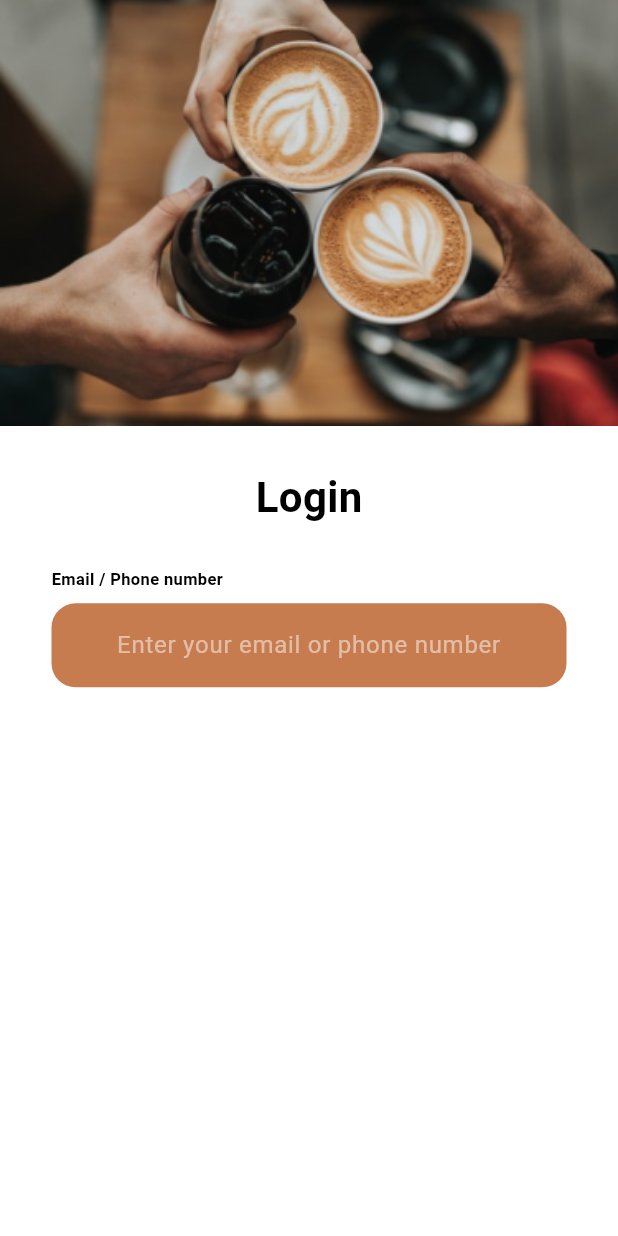
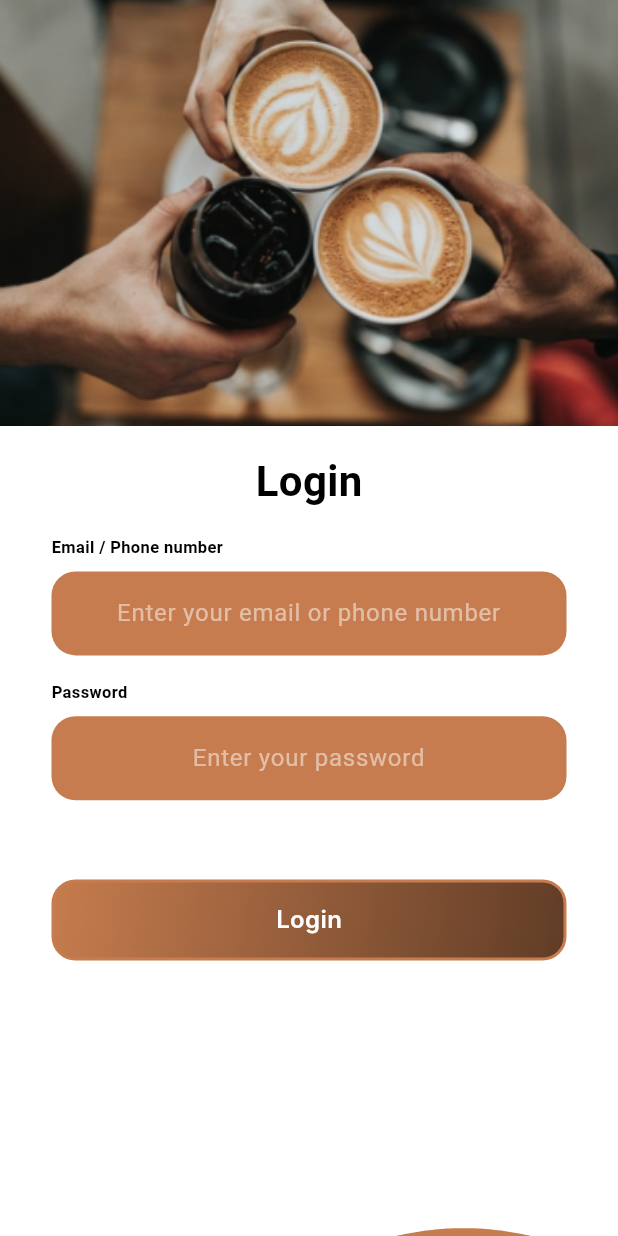
Before and after one commit to MisTraleuh/Simple-Coffee, a Flutter app: the LoginPage screen opened by its route, on a phone screen of 412 x 824 dp. Run offline on Flutter 3.47's test engine with Material 3 defaults, Android fonts, the phone set to English and light mode, and no system bars; drawn by our look-alikes of wave; Roboto replaces fonts that are missing (Inter).

Commit message:
[ADD] Finish LoginPage

```diff
--- a/lib/commons/SimpleButton.dart
+++ b/lib/commons/SimpleButton.dart
@@ -8,6 +8,7 @@ class SimpleCard extends StatelessWidget {
   final Color color;
   final Color? startColor;
   final Color? endColor;
+  final double? borderRadius;
 
   const SimpleCard({
     Key? key,
@@ -15,6 +16,7 @@ class SimpleCard extends StatelessWidget {
     required this.color,
     this.startColor,
     this.endColor,
+    this.borderRadius,
   }) : super(key: key);
 
   @override
@@ -23,10 +25,15 @@ class SimpleCard extends StatelessWidget {
       padding: const EdgeInsets.all(5),
       decoration: BoxDecoration(
         color: color,
-        borderRadius: BorderRadius.circular(10),
+        borderRadius: BorderRadius.circular(borderRadius ?? 10),
         border: Border.all(
           width: 2,
           color: color,
+        ),
+        gradient: LinearGradient(
+          colors: [startColor ?? color, endColor ?? color],
+          begin: Alignment.topLeft,
+          end: Alignment.bottomRight,
         ),
       ),
       child: Row(
--- a/lib/commons/SimpleTextButton.dart
+++ b/lib/commons/SimpleTextButton.dart
@@ -7,12 +7,14 @@ class SimpleTextButton extends StatefulWidget {
   final String labelText;
   final String hintText;
   final Color color;
+  final void Function(String)? onChanged;
 
   const SimpleTextButton({
     Key? key,
     required this.labelText,
     required this.hintText,
     required this.color,
+    required this.onChanged,
   }) : super(key: key);
 
   @override
@@ -20,11 +22,32 @@ class SimpleTextButton extends StatefulWidget {
 }
 
 class _SimpleTextButtonState extends State<SimpleTextButton> {
+  late FocusNode _focusNode;
+  bool _isFocused = false;
+  double height = 0;
 
+  @override
+  void initState() {
+    super.initState();
+    _focusNode = FocusNode();
+    _focusNode.addListener(_handleFocusChange);
+  }
+
+  void _handleFocusChange() {
+    setState(() {
+      _isFocused = _focusNode.hasFocus;
+    });
+  }
+
+  @override
+  void dispose() {
+    _focusNode.dispose();
+    super.dispose();
+  }
 
   @override
   Widget build(BuildContext context) {
-    double heigth = MediaQuery.of(context).size.height;
+    height = MediaQuery.of(context).size.height;
 
     return Column(
       crossAxisAlignment: CrossAxisAlignment.start,
@@ -37,19 +60,15 @@ class _SimpleTextButtonState extends State<SimpleTextButton> {
             fontWeight: FontWeight.bold,
           ),
         ),
-        SizedBox( height: heigth / 100 ),
+        SizedBox( height: height / 100 ),
         TextField(
+          focusNode: _focusNode,
           style: const TextStyle(
             color: Colors.white,
           ),
           textAlign: TextAlign.center,
+          textAlignVertical: TextAlignVertical.center,
           decoration: InputDecoration(
-            errorBorder: OutlineInputBorder(
-              borderRadius: BorderRadius.circular(16),
-              borderSide: const BorderSide(
-                color: Colors.red,
-              ),
-            ),
             enabledBorder: OutlineInputBorder(
               borderRadius: BorderRadius.circular(16),
               borderSide: BorderSide.none,
@@ -67,15 +86,13 @@ class _SimpleTextButtonState extends State<SimpleTextButton> {
             filled: true,
             fillColor: widget.color,
             border: const OutlineInputBorder(),
-            hintText: widget.hintText,
+            hintText: _isFocused ? null : widget.hintText,
             hintStyle: TextStyle(
               color: Colors.white.withOpacity(0.5),
             ),
           ),
           cursorColor: Colors.white,
-          onChanged: (value) {
-            print(value);
-          },
+          onChanged: widget.onChanged,
         ),
       ],
     );
--- a/lib/main.dart
+++ b/lib/main.dart
@@ -3,13 +3,19 @@
 **************************/
 import 'package:flutter/material.dart';
 import 'package:flutter/services.dart';
+import 'package:provider/provider.dart';
 
 /**************************
 *      PAGES IMPORTS      *
 **************************/
 import 'package:simple_coffee/pages/OnBoardingPage.dart';
 import 'package:simple_coffee/pages/Register.dart';
-import 'package:simple_coffee/pages/LoginInPage.dart';
+import 'package:simple_coffee/pages/LoginPage.dart';
+
+/**************************
+*    PROVIDERS IMPORTS    *
+**************************/
+import 'package:simple_coffee/providers/ProfileInformations.dart';
 
 /**************************
 *     FLUTTER IMPORTS     *
@@ -20,7 +26,12 @@ const Color secondaryColor = Color.fromARGB(255, 96, 60, 38);
 
 void main() {
   runApp(
-    const MyApp(),
+    MultiProvider(
+      providers: [
+        ChangeNotifierProvider(create: (context) => ProfileInformations()),
+      ],
+      child: const MyApp(),
+    ),
   );
 }
 
--- a/lib/pages/LoginInPage.dart
+++ /dev/null
@@ -1,62 +0,0 @@
-/**************************
-*     FLUTTER IMPORTS     *
-**************************/
-import 'package:flutter/material.dart';
-import 'package:flutter/widgets.dart';
-import 'package:simple_coffee/commons/SimpleButton.dart';
-import 'package:simple_coffee/commons/CommonTopImage.dart';
-import 'package:simple_coffee/commons/SimpleTextButton.dart';
-
-class LoginPage extends StatefulWidget {
-  const LoginPage({
-    Key? key
-  }) : super(key: key);
-
-  @override
-  State<LoginPage> createState() => _LoginPageState();
-}
-
-class _LoginPageState extends State<LoginPage> {
-
- @override
-  Widget build(BuildContext context) {
-    double height = MediaQuery.of(context).size.height;
-    double width = MediaQuery.of(context).size.width;
-
-    return Scaffold(
-      backgroundColor: Colors.white,
-      body: Column(
-        children: <Widget>[
-          SizedBox(
-            height: height / 2.9,
-            width: width,
-            child: const CommonTopImage(
-              imagePath: "assets/app/LoginPage.png",
-            ),
-          ),
-          SizedBox( height: height / 30.6 ),
-          const Center(
-            child: Text(
-              "Login",
-              style: TextStyle(
-                color: Colors.black,
-                fontSize: 28,
-                fontWeight: FontWeight.bold,
-              ),
-            ),
-          ),
-          SizedBox( height: height / 30.6 ),
-          Padding(
-            padding: EdgeInsets.only(left: width / 12, right: width / 12),
-            child: SimpleTextButton(
-              labelText: "Email / Phone number",
-              hintText: "Enter your email or phone number",
-              color: Theme.of(context).colorScheme.primary,
-            ),
-          ),
-        ],
-      ),
-    );
-  }
-
-}
--- /dev/null
+++ b/lib/pages/LoginPage.dart
@@ -0,0 +1,133 @@
+/**************************
+*     FLUTTER IMPORTS     *
+**************************/
+import 'package:flutter/material.dart';
+import 'package:wave/wave.dart';
+import 'package:wave/config.dart';
+import 'dart:math';
+import 'package:provider/provider.dart';
+import 'package:simple_coffee/commons/SimpleButton.dart';
+import 'package:simple_coffee/commons/CommonTopImage.dart';
+import 'package:simple_coffee/commons/SimpleTextButton.dart';
+
+/**************************
+*    PROVIDERS IMPORTS    *
+**************************/
+import 'package:simple_coffee/providers/ProfileInformations.dart';
+
+class LoginPage extends StatefulWidget {
+
+  const LoginPage({
+    Key? key
+  }) : super(key: key);
+
+  @override
+  State<LoginPage> createState() => _LoginPageState();
+}
+
+class _LoginPageState extends State<LoginPage> {
+
+  late ProfileInformations profileInformations;
+
+  static const int minimum = 4800;
+  static const int maximum = 5500;
+
+  static final _durations = [
+      minimum + Random().nextInt(maximum - minimum).toInt(),
+  ];
+
+  static const _heightPercentages = [
+      0.65,
+  ];
+
+  @override
+  void initState() {
+    super.initState();
+  }
+
+  @override
+  Widget build(BuildContext context) {
+    double height = MediaQuery.of(context).size.height;
+    double width = MediaQuery.of(context).size.width;
+    profileInformations = Provider.of<ProfileInformations>(context, listen: true);
+
+    return Scaffold(
+      backgroundColor: Colors.white,
+      body: Column(
+        children: <Widget>[
+          SizedBox(
+            height: height / 2.9,
+            width: width,
+            child: const CommonTopImage(
+              imagePath: "assets/app/LoginPage.png",
+            ),
+          ),
+          SizedBox( height: height / 50.6 ),
+          const Center(
+            child: Text(
+              "Login",
+              style: TextStyle(
+                color: Colors.black,
+                fontSize: 28,
+                fontWeight: FontWeight.bold,
+              ),
+            ),
+          ),
+          SizedBox( height: height / 50.6 ),
+          Padding(
+            padding: EdgeInsets.only(left: width / 12, right: width / 12),
+            child: SimpleTextButton(
+              labelText: "Email / Phone number",
+              hintText: "Enter your email or phone number",
+              color: Theme.of(context).colorScheme.primary,
+              onChanged: (String value) {
+                profileInformations.setEmailInput(value);
+              },
+            ),
+          ),
+          SizedBox( height: height / 50.6 ),
+          Padding(
+            padding: EdgeInsets.only(left: width / 12, right: width / 12),
+            child: SimpleTextButton(
+              labelText: "Password",
+              hintText: "Enter your password",
+              color: Theme.of(context).colorScheme.primary,
+              onChanged: (String value) {
+                profileInformations.setPasswordInput(value);
+              },
+            ),
+          ),
+          SizedBox( height: height / 15.6 ),
+          Padding(
+            padding: EdgeInsets.only(left: width / 12, right: width / 12),
+            child: SizedBox(
+              height: height / 15.24,
+              child: SimpleCard(
+                text: "Login",
+                borderRadius: 16,
+                color: Theme.of(context).colorScheme.primary,
+                startColor: const Color.fromARGB(255, 198, 124, 78),
+                endColor: const Color.fromARGB(255, 96, 60, 38),
+              ),
+            ),
+          ),
+          const Spacer(),
+          Align(
+              alignment: Alignment.bottomCenter,
+              child: WaveWidget(
+                config: CustomConfig(
+                  colors: [Theme.of(context).colorScheme.primary],
+                  durations: _durations,
+                  heightPercentages: _heightPercentages,
+                ),
+                backgroundColor: Colors.transparent,
+                size: const Size(double.infinity, 15.0),
+                waveAmplitude: 13,
+              ),
+            ),
+        ],
+      ),
+    );
+  }
+
+}
--- /dev/null
+++ b/lib/providers/ProfileInformations.dart
@@ -0,0 +1,23 @@
+/**************************
+*     FLUTTER IMPORTS     *
+**************************/
+import 'package:flutter/material.dart';
+
+class ProfileInformations extends ChangeNotifier {
+  String emailIntput = "";
+  String passwordInput = "";
+
+  String get getEmailInput => emailIntput;
+  String get getPasswordInput => passwordInput;
+
+  void setEmailInput(String volume) {
+    emailIntput = volume;
+    notifyListeners();
+  }
+
+  void setPasswordInput(String volume) {
+    passwordInput = volume;
+    notifyListeners();
+  }
+
+}
--- a/pubspec.yaml
+++ b/pubspec.yaml
@@ -17,6 +17,8 @@ dependencies:
   lottie: ^2.4.0
   page_transition: ^2.0.9
   url_launcher: ^6.0.20
+  provider: ^6.1.1
+  wave: 0.2.2
 
 dev_dependencies:
   flutter_test:
```
Also changed, not shown: pubspec.lock, 1 other file.
